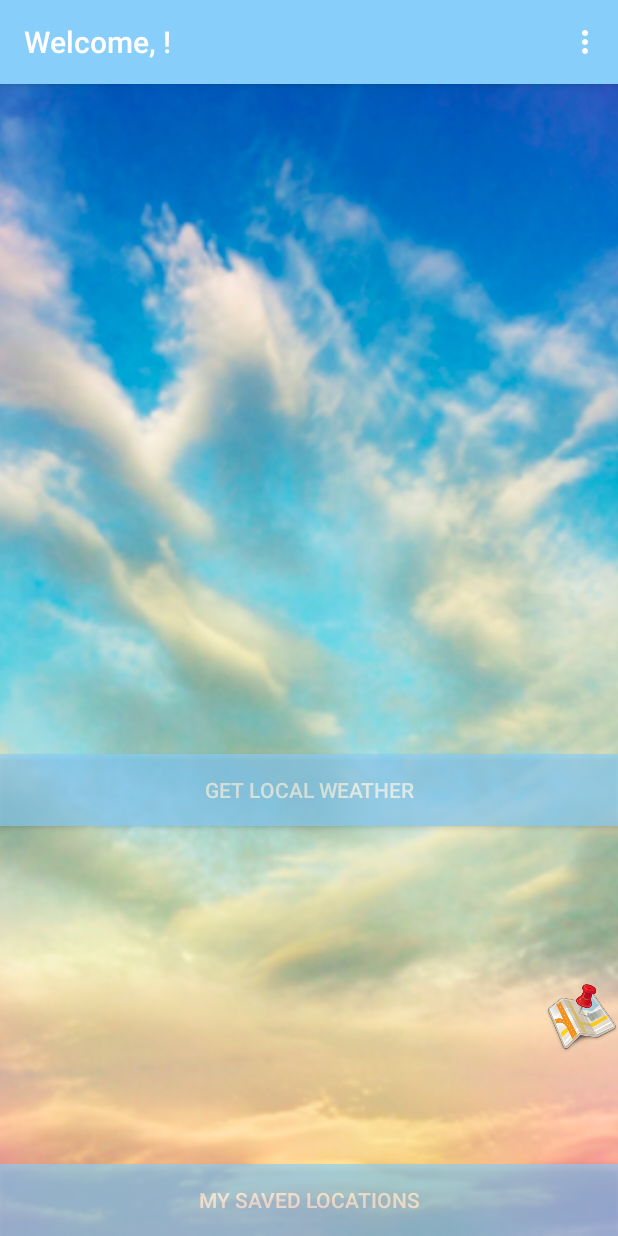
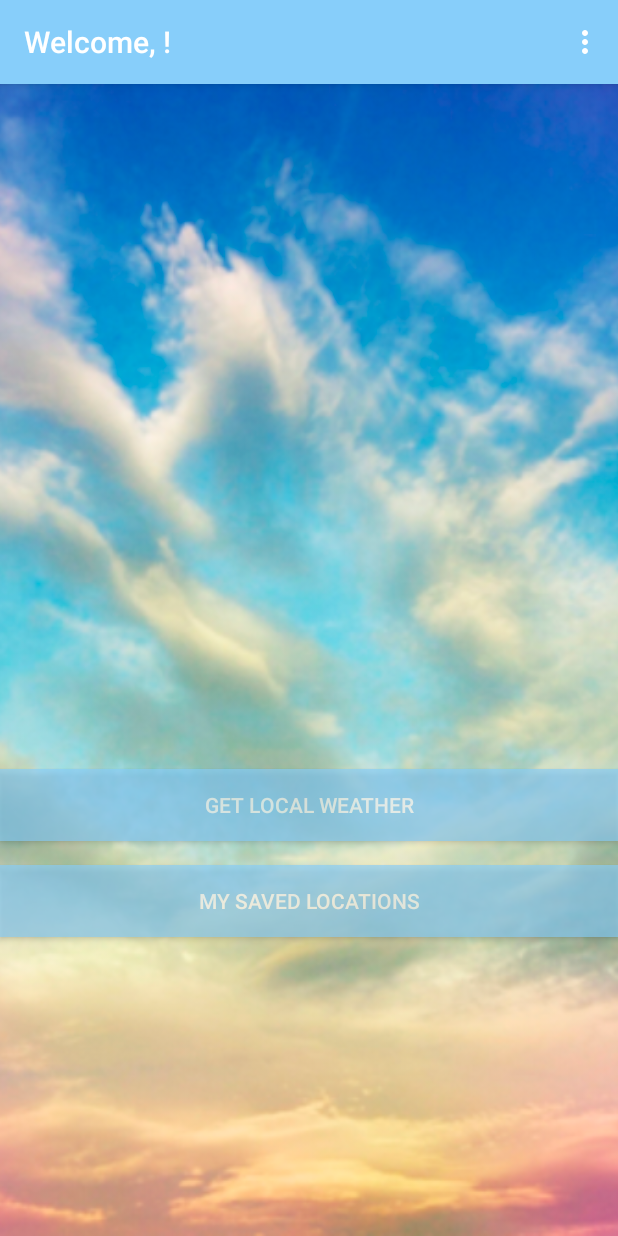
Before and after one commit to danyellington/Weather, an Android app: the screen it shows after launch once a user with an empty profile is signed in (MainActivity), on a phone screen of 412 x 824 dp. Run offline under Robolectric (Android 15) with nearby library versions, the phone set to English and light mode, and no system bars; our stand-ins replace ButterKnife, Firebase (no records; nobody signed in at launch, a user with empty details on screens opened directly).

Commit message:
change some layout colors and button transparency. ensure all text is aligned properly.

```diff
--- a/app/src/main/java/com/epicodus/androidapp/adapters/FirebaseViewHolder.java
+++ b/app/src/main/java/com/epicodus/androidapp/adapters/FirebaseViewHolder.java
@@ -52,8 +52,8 @@ public class FirebaseViewHolder extends RecyclerView.ViewHolder implements View.
 
         city.setText(forecast.getCity());
         date.setText(forecast.getDate());
-        temp.setText(forecast.getTemperature());
-        tempMin.setText(forecast.getTemperatureMin());
+        temp.setText("High: " + forecast.getTemperature() + " F");
+        tempMin.setText("Low: " + forecast.getTemperatureMin() + " F");
        // humidity.setText(forecast.getHumidity());
        // precipitation.setText(forecast.getPrecipitation());
     }
--- a/app/src/main/res/layout/activity_local.xml
+++ b/app/src/main/res/layout/activity_local.xml
@@ -7,6 +7,7 @@
     android:paddingLeft="16dp"
     android:paddingRight="16dp"
     android:paddingTop="16dp"
+    android:background="@drawable/sky"
     tools:context=".ui.LocalActivity">
 
     <android.support.v7.widget.RecyclerView
--- a/app/src/main/res/layout/activity_main.xml
+++ b/app/src/main/res/layout/activity_main.xml
@@ -8,8 +8,8 @@
         android:id="@+id/imageView"
         android:layout_width="wrap_content"
         android:layout_height="match_parent"
+        android:layout_alignParentStart="true"
         android:layout_alignParentTop="true"
-        android:layout_centerHorizontal="true"
         android:scaleType="centerCrop"
         android:src="@drawable/sky" />
 
@@ -40,8 +40,9 @@
         android:id="@+id/locationButton"
         android:layout_width="match_parent"
         android:layout_height="wrap_content"
-        android:layout_above="@+id/imageView2"
+        android:layout_above="@+id/savedLocationsButton"
         android:layout_alignParentStart="true"
+        android:layout_marginBottom="16dp"
         android:alpha="0.65"
         android:background="@color/LightSkyBlue"
         android:text="Get Local Weather"
@@ -49,25 +50,16 @@
         android:visibility="visible" />
 
     <Button
+        android:id="@+id/savedLocationsButton"
         android:layout_width="match_parent"
         android:layout_height="wrap_content"
+        android:layout_alignParentBottom="true"
+        android:layout_alignParentStart="true"
+        android:layout_marginBottom="199dp"
+        android:alpha="0.65"
+        android:background="@color/LightSkyBlue"
         android:text="My Saved Locations"
-        android:id="@+id/savedLocationsButton"
-        android:background="@color/LightSkyBlue"
         android:textColor="@color/colorTextIcons"
-        android:visibility="visible"
-        android:layout_alignParentBottom="true"
-        android:layout_alignParentLeft="true"
-        android:layout_alignParentStart="true"
-        android:alpha="0.65"/>
-
-    <ImageView
-        android:id="@+id/imageView2"
-        android:layout_width="@android:dimen/app_icon_size"
-        android:layout_height="wrap_content"
-        android:layout_alignParentBottom="true"
-        android:layout_alignParentEnd="true"
-        android:layout_marginBottom="17dp"
-        app:srcCompat="@drawable/map" />
+        android:visibility="visible" />
 
 </RelativeLayout>
```
Also changed, not shown: app/src/main/res/layout/activity_local_list.xml (+7 -6 lines), app/src/main/res/layout/fragment_location.xml (+8 -7 lines), app/src/main/res/layout/local_list_item.xml (+5 -4 lines), app/src/main/res/drawable/sky2.jpg (added).
